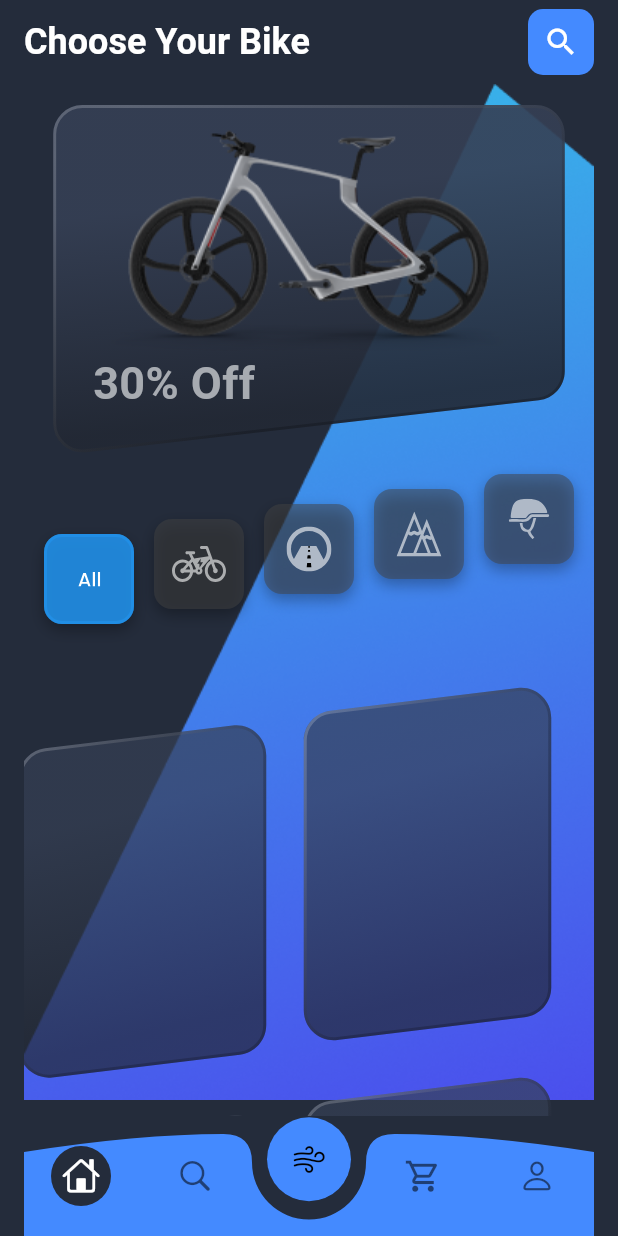
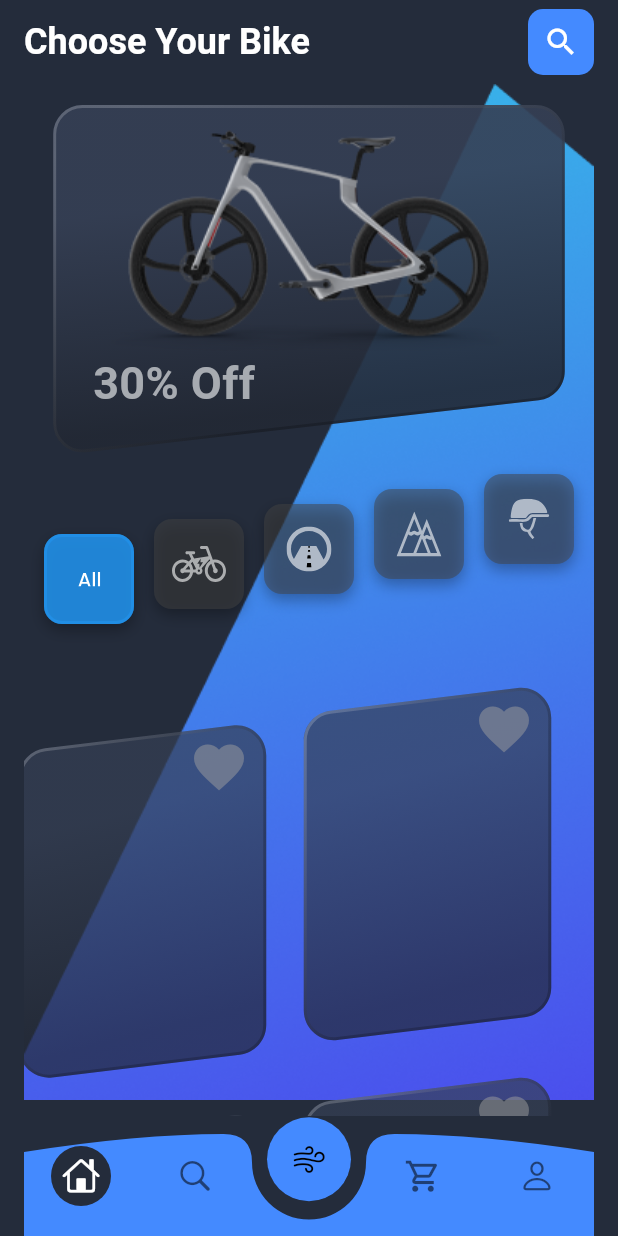
Before and after one commit to tienluan02/online_bicycle_shop, a Flutter app: the screen it shows after launch, on a phone screen of 412 x 824 dp. Run offline on Flutter 3.47's test engine with Material 3 defaults, Android fonts, the phone set to English and light mode, and no system bars; drawn by our look-alikes of like_button; our stand-ins replace flutter_svg.

Commit message:
add like buttons

```diff
--- a/online_bicycle_shop_app/lib/Screen/Discover.dart
+++ b/online_bicycle_shop_app/lib/Screen/Discover.dart
@@ -1,8 +1,9 @@
 import 'package:flutter/material.dart';
 import '../components/bottom_bar.dart';
-import '../components/buttons.dart';
+import '../components/sorting_button.dart';
 import '../components/trapezium_container.dart';
 import 'package:flutter_svg/flutter_svg.dart';
+import '../components/like_button.dart';
 
 class Discover extends StatefulWidget {
   const Discover({super.key});
@@ -169,11 +170,25 @@ class _DiscoverState extends State<Discover> {
                               Stack(
                                 children: [
                                   ItemContainer(),
+                                  Column(
+                                    children: [
+                                      Padding(
+                                        padding: EdgeInsets.only(left: 60, top: 10),
+                                          child: CustomLikeButton()),
+                                    ],
+                                  ),
                                 ],
                               ),
                               Stack(
                                 children: [
                                   ItemContainer(),
+                                  Column(
+                                    children: [
+                                      Padding(
+                                          padding: EdgeInsets.only(left: 60, top: 10),
+                                          child: CustomLikeButton()),
+                                    ],
+                                  ),
                                 ],
                               ),
                             ],
@@ -187,11 +202,25 @@ class _DiscoverState extends State<Discover> {
                                 Stack(
                                   children: [
                                     ItemContainer(),
+                                    Column(
+                                      children: [
+                                        Padding(
+                                            padding: EdgeInsets.only(left: 60, top: 10),
+                                            child: CustomLikeButton()),
+                                      ],
+                                    ),
                                   ],
                                 ),
                                 Stack(
                                   children: [
                                     ItemContainer(),
+                                    Column(
+                                      children: [
+                                        Padding(
+                                            padding: EdgeInsets.only(left: 60, top: 10),
+                                            child: CustomLikeButton()),
+                                      ],
+                                    ),
                                   ],
                                 ),
                               ],
--- /dev/null
+++ b/online_bicycle_shop_app/lib/components/like_button.dart
@@ -0,0 +1,25 @@
+import 'package:flutter/material.dart';
+import 'package:like_button/like_button.dart';
+
+class CustomLikeButton extends StatelessWidget {
+  const CustomLikeButton({super.key});
+
+  @override
+  Widget build(BuildContext context) {
+    return LikeButton(
+      circleColor:
+      const CircleColor(start: Color(0xff00ddff), end: Color(0xff0099cc)),
+      bubblesColor: const BubblesColor(
+        dotPrimaryColor: Colors.blue,
+        dotSecondaryColor: Colors.white,
+      ),
+      likeBuilder: (bool isLiked) {
+        return Icon(
+          Icons.favorite,
+          color: isLiked ? Colors.red : Colors.grey.withOpacity(0.5),
+          size: 40,
+        );
+      },
+    );
+  }
+}
--- a/online_bicycle_shop_app/lib/components/trapezium_container.dart
+++ b/online_bicycle_shop_app/lib/components/trapezium_container.dart
@@ -78,24 +78,3 @@ class ItemContainer extends StatelessWidget {
     );
   }
 }
-
-class TrapeziumItemClipper extends CustomClipper<Path> {
-  @override
-  Path getClip(Size size) {
-    Path path = Path();
-
-    // Define the trapezium points
-    path.moveTo(0, 300 * 0.25); // Top-left point (x10% from left)
-    path.lineTo(size.width * 0.83, 300 * 0.15); // Top-right point (x90% from left)
-    path.lineTo(size.width * 0.83, 310 * 0.9); // Bottom-right point
-    path.lineTo(0, 300 * 0.98); // Bottom-left point
-    path.close(); // Closes the path and draws the trapezium
-
-    return path;
-  }
-
-  @override
-  bool shouldReclip(CustomClipper<Path> oldClipper) {
-    return false; // If the clipping path doesn't change, no need to reclip
-  }
-}
--- a/online_bicycle_shop_app/pubspec.yaml
+++ b/online_bicycle_shop_app/pubspec.yaml
@@ -29,6 +29,7 @@ environment:
 # versions available, run `flutter pub outdated`.
 dependencies:
   flutter_svg: ^2.0.10+1
+  like_button: ^2.0.5
   flutter:
     sdk: flutter
 
```
Also changed, not shown: online_bicycle_shop_app/lib/components/sorting_button.dart (renamed from online_bicycle_shop_app/lib/components/buttons.dart), online_bicycle_shop_app/pubspec.lock.
